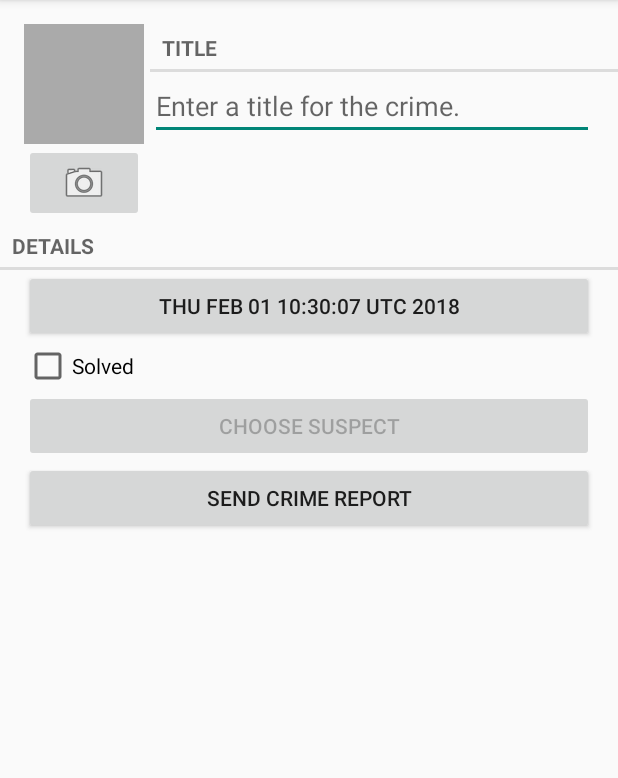
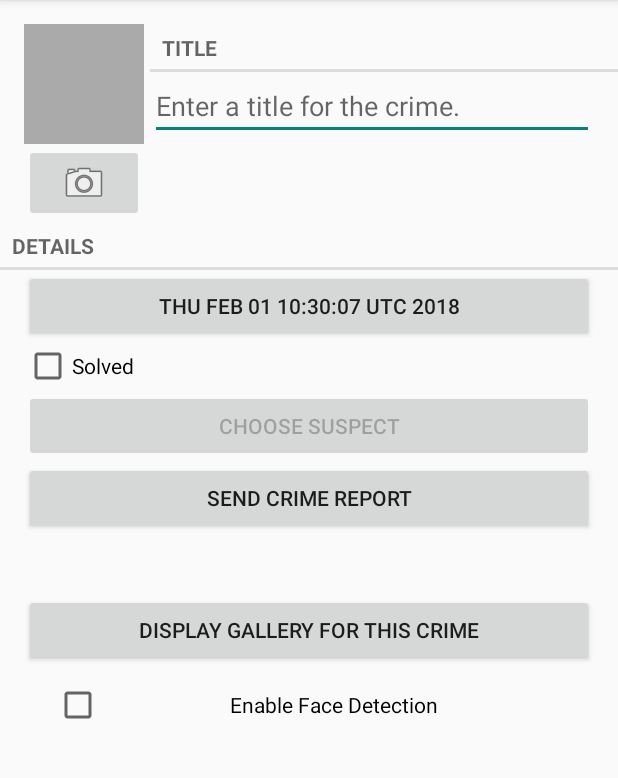
Before and after one commit to supreme/CS-4518, an Android app: the CrimeFragment screen opened directly, with no data from a screen before it, on a phone screen of 412 x 824 dp, the part 84-862 px from its top. Run offline under Robolectric (Android 15) with nearby library versions, the phone set to English and light mode, and no system bars.

Commit message:
Updated UI and functionality

```diff
--- a/CriminalIntent/app/src/main/java/com/bignerdranch/android/criminalintent/CrimeFragment.java
+++ b/CriminalIntent/app/src/main/java/com/bignerdranch/android/criminalintent/CrimeFragment.java
@@ -48,6 +48,8 @@ public class CrimeFragment extends Fragment {
     private Button mSuspectButton;
     private ImageButton mPhotoButton;
     private ImageView mPhotoView;
+    private Button mGalleryButton;
+    private CheckBox mFaceDetectionBox;
 
     public static CrimeFragment newInstance(UUID crimeId) {
         Bundle args = new Bundle();
@@ -169,11 +171,32 @@ public class CrimeFragment extends Fragment {
             @Override
             public void onClick(View v) {
                 startActivityForResult(captureImage, REQUEST_PHOTO);
+                //TODO: Add captured photo to database
+                //Bitmap bitmap = PictureUtils.getScaledBitmap(
+                //  mPhotoFile.getPath(), getActivity())
             }
         });
 
         mPhotoView = (ImageView) v.findViewById(R.id.crime_photo);
         updatePhotoView();
+
+        mGalleryButton = (Button) v.findViewById(R.id.crime_gallery);
+        mGalleryButton.setOnClickListener(new View.OnClickListener() {
+            @Override
+            public void onClick(View v) {
+                Intent intent = new Intent(getActivity(), CrimeImageGalleryActivity.class);
+                intent.putExtra("CRIME_ID", mCrime.getId());
+                startActivity(intent);
+            }
+        });
+
+        mFaceDetectionBox = (CheckBox) v.findViewById(R.id.face_detection);
+        mFaceDetectionBox.setOnClickListener(new View.OnClickListener() {
+            @Override
+            public void onClick(View v) {
+                //TODO: Activate face detection
+            }
+        });
 
         return v;
     }
--- a/CriminalIntent/app/src/main/res/layout/fragment_crime.xml
+++ b/CriminalIntent/app/src/main/res/layout/fragment_crime.xml
@@ -43,4 +43,23 @@
         android:text="@string/crime_report_text"
         />
 
+    <Button
+        android:id="@+id/crime_gallery"
+        android:layout_width="match_parent"
+        android:layout_height="wrap_content"
+        android:layout_marginLeft="16dp"
+        android:layout_marginRight="16dp"
+        android:layout_marginTop="40dp"
+        android:text="@string/crime_gallery" />
+
+    <CheckBox
+        android:id="@+id/face_detection"
+        android:layout_width="match_parent"
+        android:layout_height="wrap_content"
+        android:layout_marginTop="10dp"
+        android:layout_marginLeft="36dp"
+        android:layout_marginRight="36dp"
+        android:gravity="center"
+        android:text="@string/face_detection" />
+
 </LinearLayout>
--- a/CriminalIntent/app/src/main/res/values/strings.xml
+++ b/CriminalIntent/app/src/main/res/values/strings.xml
@@ -23,6 +23,8 @@
     <string name="crime_report_suspect">the suspect is %s.</string>
     <string name="crime_report_subject">CriminalIntent Crime Report</string>
     <string name="send_report">Send crime report via</string>
+    <string name="crime_gallery">Display gallery for this crime</string>
+    <string name="face_detection">Enable Face Detection</string>
 
     <!-- TODO: Remove or change this placeholder text -->
     <string name="hello_blank_fragment">Hello blank fragment</string>
```
Also changed, not shown: 1 other file.
